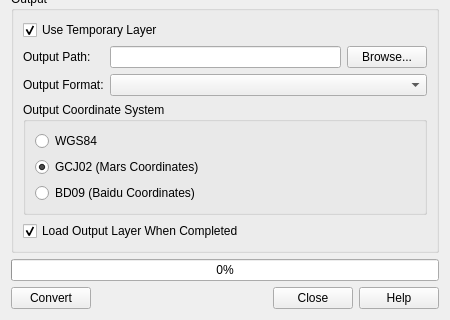
Above: coord_convert_dialog_base.ui from solidjerryc/chinese-coordinate-converter before the change; both pictures show x 0 to 450 and y 236 to 556 of the 450 by 556 pixel window. Below: the same form after it.
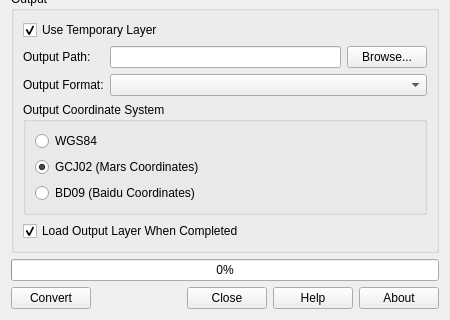
That is the form after the change.

```diff
--- a/coord_convert_dialog_base.ui
+++ b/coord_convert_dialog_base.ui
@@ -216,6 +216,13 @@
        </property>
       </widget>
      </item>
+     <item>
+      <widget class="QPushButton" name="btnAbout">
+       <property name="text">
+        <string>About</string>
+       </property>
+      </widget>
+     </item>
     </layout>
    </item>
   </layout>
```
